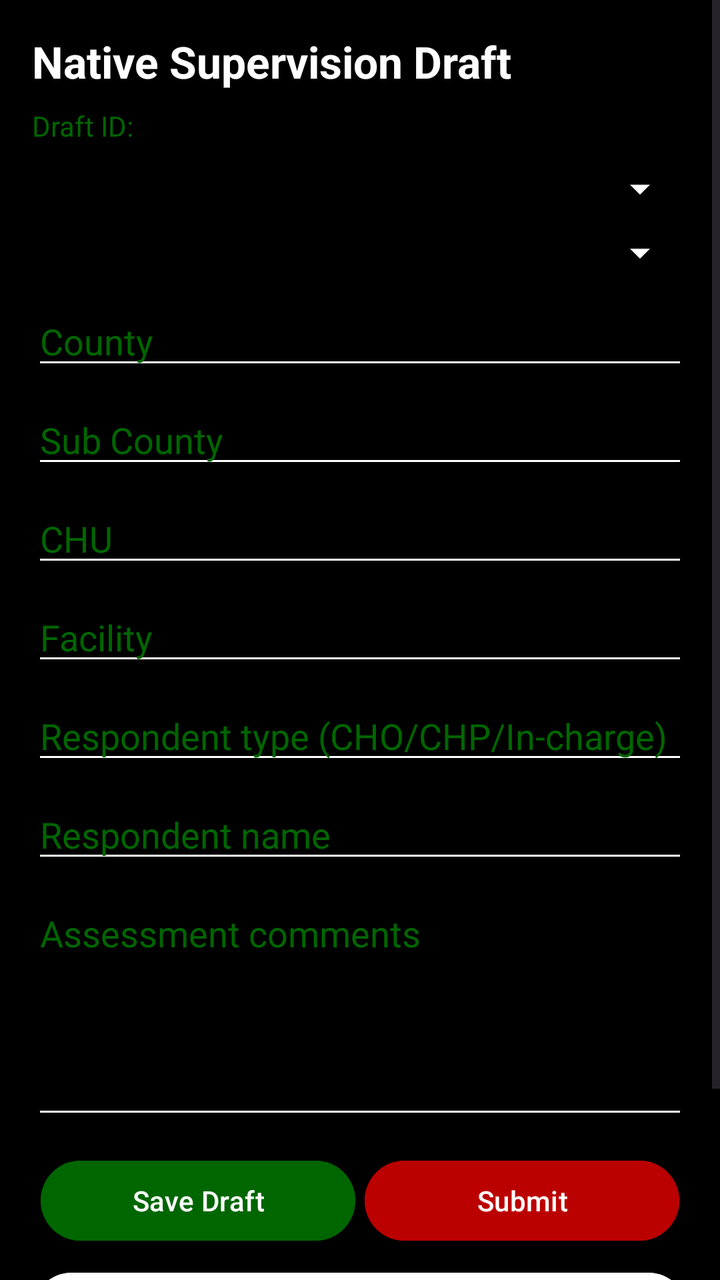
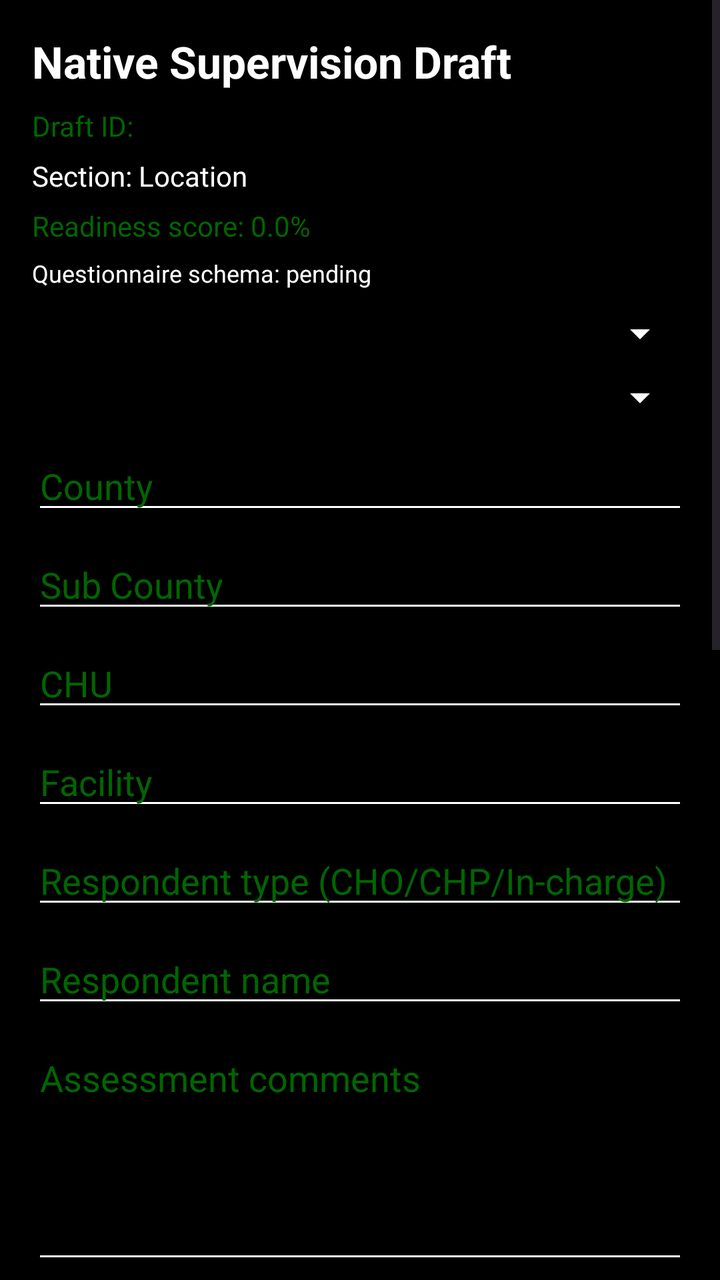

Screens rendered from an Android XML layout before and after an edit, with the pre-edit source and the edit as a unified diff.
<!-- AndroidManifest.xml: application theme Theme.SST -->
<!-- res/layout/activity_supervision_form.xml -->
<?xml version="1.0" encoding="utf-8"?>
<ScrollView xmlns:android="http://schemas.android.com/apk/res/android"
    xmlns:app="http://schemas.android.com/apk/res-auto"
    android:layout_width="match_parent"
    android:layout_height="match_parent"
    android:background="@color/kenya_black">

    <androidx.constraintlayout.widget.ConstraintLayout
        android:layout_width="match_parent"
        android:layout_height="wrap_content"
        android:padding="16dp">

        <TextView
            android:id="@+id/titleView"
            android:layout_width="0dp"
            android:layout_height="wrap_content"
            android:text="Native Supervision Draft"
            android:textColor="@color/kenya_white"
            android:textSize="22sp"
            android:textStyle="bold"
            app:layout_constraintEnd_toEndOf="parent"
            app:layout_constraintStart_toStartOf="parent"
            app:layout_constraintTop_toTopOf="parent" />

        <TextView
            android:id="@+id/statusView"
            android:layout_width="0dp"
            android:layout_height="wrap_content"
            android:layout_marginTop="8dp"
            android:text="Draft ID:"
            android:textColor="@color/kenya_green"
            app:layout_constraintEnd_toEndOf="parent"
            app:layout_constraintStart_toStartOf="parent"
            app:layout_constraintTop_toBottomOf="@id/titleView" />

        <Spinner
            android:id="@+id/levelSpinner"
            android:layout_width="0dp"
            android:layout_height="wrap_content"
            android:layout_marginTop="10dp"
            android:backgroundTint="@color/kenya_white"
            app:layout_constraintEnd_toEndOf="parent"
            app:layout_constraintStart_toStartOf="parent"
            app:layout_constraintTop_toBottomOf="@id/statusView" />

        <Spinner
            android:id="@+id/recordStatusSpinner"
            android:layout_width="0dp"
            android:layout_height="wrap_content"
            android:layout_marginTop="8dp"
            android:backgroundTint="@color/kenya_white"
            app:layout_constraintEnd_toEndOf="parent"
            app:layout_constraintStart_toStartOf="parent"
            app:layout_constraintTop_toBottomOf="@id/levelSpinner" />

        <EditText
            android:id="@+id/countyInput"
            android:layout_width="0dp"
            android:layout_height="wrap_content"
            android:layout_marginTop="10dp"
            android:backgroundTint="@color/kenya_white"
            android:hint="County"
            android:textColor="@color/kenya_black"
            android:textColorHint="@color/kenya_green"
            app:layout_constraintEnd_toEndOf="parent"
            app:layout_constraintStart_toStartOf="parent"
            app:layout_constraintTop_toBottomOf="@id/recordStatusSpinner" />

        <EditText
            android:id="@+id/subCountyInput"
            android:layout_width="0dp"
            android:layout_height="wrap_content"
            android:layout_marginTop="8dp"
            android:backgroundTint="@color/kenya_white"
            android:hint="Sub County"
            android:textColor="@color/kenya_black"
            android:textColorHint="@color/kenya_green"
            app:layout_constraintEnd_toEndOf="parent"
            app:layout_constraintStart_toStartOf="parent"
            app:layout_constraintTop_toBottomOf="@id/countyInput" />

        <EditText
            android:id="@+id/chuInput"
            android:layout_width="0dp"
            android:layout_height="wrap_content"
            android:layout_marginTop="8dp"
            android:backgroundTint="@color/kenya_white"
            android:hint="CHU"
            android:textColor="@color/kenya_black"
            android:textColorHint="@color/kenya_green"
            app:layout_constraintEnd_toEndOf="parent"
            app:layout_constraintStart_toStartOf="parent"
            app:layout_constraintTop_toBottomOf="@id/subCountyInput" />

        <EditText
            android:id="@+id/facilityInput"
            android:layout_width="0dp"
            android:layout_height="wrap_content"
            android:layout_marginTop="8dp"
            android:backgroundTint="@color/kenya_white"
            android:hint="Facility"
            android:textColor="@color/kenya_black"
            android:textColorHint="@color/kenya_green"
            app:layout_constraintEnd_toEndOf="parent"
            app:layout_constraintStart_toStartOf="parent"
            app:layout_constraintTop_toBottomOf="@id/chuInput" />

        <EditText
            android:id="@+id/respondentTypeInput"
            android:layout_width="0dp"
            android:layout_height="wrap_content"
            android:layout_marginTop="8dp"
            android:backgroundTint="@color/kenya_white"
            android:hint="Respondent type (CHO/CHP/In-charge)"
            android:textColor="@color/kenya_black"
            android:textColorHint="@color/kenya_green"
            app:layout_constraintEnd_toEndOf="parent"
            app:layout_constraintStart_toStartOf="parent"
            app:layout_constraintTop_toBottomOf="@id/facilityInput" />

        <EditText
            android:id="@+id/respondentNameInput"
            android:layout_width="0dp"
            android:layout_height="wrap_content"
            android:layout_marginTop="8dp"
            android:backgroundTint="@color/kenya_white"
            android:hint="Respondent name"
            android:textColor="@color/kenya_black"
            android:textColorHint="@color/kenya_green"
            app:layout_constraintEnd_toEndOf="parent"
            app:layout_constraintStart_toStartOf="parent"
            app:layout_constraintTop_toBottomOf="@id/respondentTypeInput" />

        <EditText
            android:id="@+id/commentsInput"
            android:layout_width="0dp"
            android:layout_height="120dp"
            android:layout_marginTop="8dp"
            android:backgroundTint="@color/kenya_white"
            android:gravity="top"
            android:hint="Assessment comments"
            android:inputType="textMultiLine"
            android:textColor="@color/kenya_black"
            android:textColorHint="@color/kenya_green"
            app:layout_constraintEnd_toEndOf="parent"
            app:layout_constraintStart_toStartOf="parent"
            app:layout_constraintTop_toBottomOf="@id/respondentNameInput" />

        <Button
            android:id="@+id/saveDraftBtn"
            android:layout_width="0dp"
            android:layout_height="wrap_content"
            android:layout_marginTop="12dp"
            android:backgroundTint="@color/kenya_green"
            android:text="Save Draft"
            android:textColor="@color/kenya_white"
            app:layout_constraintEnd_toStartOf="@id/submitBtn"
            app:layout_constraintStart_toStartOf="parent"
            app:layout_constraintTop_toBottomOf="@id/commentsInput"
            app:layout_constraintWidth_percent="0.48" />

        <Button
            android:id="@+id/actionPlanBtn"
            android:layout_width="0dp"
            android:layout_height="wrap_content"
            android:layout_marginTop="8dp"
            android:backgroundTint="@color/kenya_white"
            android:text="Action Plan"
            android:textColor="@color/kenya_black"
            app:layout_constraintEnd_toEndOf="parent"
            app:layout_constraintStart_toStartOf="parent"
            app:layout_constraintTop_toBottomOf="@id/saveDraftBtn" />

        <Button
            android:id="@+id/submitBtn"
            android:layout_width="0dp"
            android:layout_height="wrap_content"
            android:layout_marginTop="12dp"
            android:backgroundTint="@color/kenya_red"
            android:text="Submit"
            android:textColor="@color/kenya_white"
            app:layout_constraintEnd_toEndOf="parent"
            app:layout_constraintStart_toEndOf="@id/saveDraftBtn"
            app:layout_constraintTop_toBottomOf="@id/commentsInput"
            app:layout_constraintWidth_percent="0.48" />

        <Button
            android:id="@+id/clearDraftBtn"
            android:layout_width="0dp"
            android:layout_height="wrap_content"
            android:layout_marginTop="8dp"
            android:backgroundTint="@color/kenya_white"
            android:text="Clear Draft"
            android:textColor="@color/kenya_black"
            app:layout_constraintBottom_toBottomOf="parent"
            app:layout_constraintEnd_toEndOf="parent"
            app:layout_constraintStart_toStartOf="parent"
            app:layout_constraintTop_toBottomOf="@id/actionPlanBtn" />

    </androidx.constraintlayout.widget.ConstraintLayout>
</ScrollView>
<!-- resources referenced by this layout -->
<resources>
  <color name="kenya_black">#000000</color>
  <color name="kenya_green">#006600</color>
  <color name="kenya_red">#BB0000</color>
  <color name="kenya_white">#FFFFFF</color>
  <style name="Theme.SST" parent="Theme.Material3.DayNight.NoActionBar">
          <item name="colorPrimary">@color/kenya_red</item>
          <item name="colorOnPrimary">@color/kenya_white</item>
          <item name="colorSecondary">@color/kenya_green</item>
          <item name="colorOnSecondary">@color/kenya_white</item>
          <item name="android:statusBarColor">@color/kenya_black</item>
          <item name="android:navigationBarColor">@color/kenya_black</item>
      </style>
</resources>

<!-- the commit's change to res/layout/activity_supervision_form.xml (unified diff, before → after) -->
@@ -33,15 +33,50 @@
             app:layout_constraintStart_toStartOf="parent"
             app:layout_constraintTop_toBottomOf="@id/titleView" />
 
+        <TextView
+            android:id="@+id/sectionView"
+            android:layout_width="0dp"
+            android:layout_height="wrap_content"
+            android:layout_marginTop="6dp"
+            android:text="Section: Location"
+            android:textColor="@color/kenya_white"
+            app:layout_constraintEnd_toEndOf="parent"
+            app:layout_constraintStart_toStartOf="parent"
+            app:layout_constraintTop_toBottomOf="@id/statusView" />
+
+        <TextView
+            android:id="@+id/scoreView"
+            android:layout_width="0dp"
+            android:layout_height="wrap_content"
+            android:layout_marginTop="6dp"
+            android:text="Readiness score: 0.0%"
+            android:textColor="@color/kenya_green"
+            app:layout_constraintEnd_toEndOf="parent"
+            app:layout_constraintStart_toStartOf="parent"
+            app:layout_constraintTop_toBottomOf="@id/sectionView" />
+
+        <TextView
+            android:id="@+id/schemaStatusView"
+            android:layout_width="0dp"
+            android:layout_height="wrap_content"
+            android:layout_marginTop="6dp"
+            android:text="Questionnaire schema: pending"
+            android:textColor="@color/kenya_white"
+            android:textSize="12sp"
+            app:layout_constraintEnd_toEndOf="parent"
+            app:layout_constraintStart_toStartOf="parent"
+            app:layout_constraintTop_toBottomOf="@id/scoreView" />
+
         <Spinner
             android:id="@+id/levelSpinner"
             android:layout_width="0dp"
             android:layout_height="wrap_content"
             android:layout_marginTop="10dp"
             android:backgroundTint="@color/kenya_white"
-            app:layout_constraintEnd_toEndOf="parent"
-            app:layout_constraintStart_toStartOf="parent"
-            app:layout_constraintTop_toBottomOf="@id/statusView" />
+            android:contentDescription="Select level of supervision"
+            app:layout_constraintEnd_toEndOf="parent"
+            app:layout_constraintStart_toStartOf="parent"
+            app:layout_constraintTop_toBottomOf="@id/schemaStatusView" />
 
         <Spinner
             android:id="@+id/recordStatusSpinner"
@@ -49,6 +84,7 @@
             android:layout_height="wrap_content"
             android:layout_marginTop="8dp"
             android:backgroundTint="@color/kenya_white"
+            android:contentDescription="Select record completion status"
             app:layout_constraintEnd_toEndOf="parent"
             app:layout_constraintStart_toStartOf="parent"
             app:layout_constraintTop_toBottomOf="@id/levelSpinner" />
@@ -59,6 +95,7 @@
             android:layout_height="wrap_content"
             android:layout_marginTop="10dp"
             android:backgroundTint="@color/kenya_white"
+            android:contentDescription="County input"
             android:hint="County"
             android:textColor="@color/kenya_black"
             android:textColorHint="@color/kenya_green"
@@ -72,6 +109,7 @@
             android:layout_height="wrap_content"
             android:layout_marginTop="8dp"
             android:backgroundTint="@color/kenya_white"
+            android:contentDescription="Sub county input"
             android:hint="Sub County"
             android:textColor="@color/kenya_black"
             android:textColorHint="@color/kenya_green"
@@ -85,6 +123,7 @@
             android:layout_height="wrap_content"
             android:layout_marginTop="8dp"
             android:backgroundTint="@color/kenya_white"
+            android:contentDescription="CHU input"
             android:hint="CHU"
             android:textColor="@color/kenya_black"
             android:textColorHint="@color/kenya_green"
@@ -98,6 +137,7 @@
             android:layout_height="wrap_content"
             android:layout_marginTop="8dp"
             android:backgroundTint="@color/kenya_white"
+            android:contentDescription="Facility input"
             android:hint="Facility"
             android:textColor="@color/kenya_black"
             android:textColorHint="@color/kenya_green"
@@ -111,6 +151,7 @@
             android:layout_height="wrap_content"
             android:layout_marginTop="8dp"
             android:backgroundTint="@color/kenya_white"
+            android:contentDescription="Respondent type input"
             android:hint="Respondent type (CHO/CHP/In-charge)"
             android:textColor="@color/kenya_black"
             android:textColorHint="@color/kenya_green"
@@ -124,6 +165,7 @@
             android:layout_height="wrap_content"
             android:layout_marginTop="8dp"
             android:backgroundTint="@color/kenya_white"
+            android:contentDescription="Respondent name input"
             android:hint="Respondent name"
             android:textColor="@color/kenya_black"
             android:textColorHint="@color/kenya_green"
@@ -137,6 +179,7 @@
             android:layout_height="120dp"
             android:layout_marginTop="8dp"
             android:backgroundTint="@color/kenya_white"
+            android:contentDescription="Assessment comments input"
             android:gravity="top"
             android:hint="Assessment comments"
             android:inputType="textMultiLine"
@@ -146,17 +189,99 @@
             app:layout_constraintStart_toStartOf="parent"
             app:layout_constraintTop_toBottomOf="@id/respondentNameInput" />
 
+        <Spinner
+            android:id="@+id/pillarSpinner"
+            android:layout_width="0dp"
+            android:layout_height="wrap_content"
+            android:layout_marginTop="8dp"
+            android:backgroundTint="@color/kenya_white"
+            android:contentDescription="Select questionnaire pillar"
+            app:layout_constraintEnd_toEndOf="parent"
+            app:layout_constraintStart_toStartOf="parent"
+            app:layout_constraintTop_toBottomOf="@id/commentsInput" />
+
+        <EditText
+            android:id="@+id/questionKeyInput"
+            android:layout_width="0dp"
+            android:layout_height="wrap_content"
+            android:layout_marginTop="8dp"
+            android:backgroundTint="@color/kenya_white"
+            android:hint="Question key (e.g. q1_availability)"
+            android:textColor="@color/kenya_black"
+            android:textColorHint="@color/kenya_green"
+            app:layout_constraintEnd_toEndOf="parent"
+            app:layout_constraintStart_toStartOf="parent"
+            app:layout_constraintTop_toBottomOf="@id/pillarSpinner" />
+
+        <EditText
+            android:id="@+id/questionValueInput"
+            android:layout_width="0dp"
+            android:layout_height="wrap_content"
+            android:layout_marginTop="8dp"
+            android:backgroundTint="@color/kenya_white"
+            android:hint="Question value"
+            android:textColor="@color/kenya_black"
+            android:textColorHint="@color/kenya_green"
+            app:layout_constraintEnd_toStartOf="@id/addQuestionBtn"
+            app:layout_constraintStart_toStartOf="parent"
+            app:layout_constraintTop_toBottomOf="@id/questionKeyInput"
+            app:layout_constraintWidth_percent="0.7" />
+
+        <Button
+            android:id="@+id/addQuestionBtn"
+            android:layout_width="0dp"
+            android:layout_height="wrap_content"
+            android:layout_marginTop="8dp"
+            android:backgroundTint="@color/kenya_green"
+            android:text="Upsert"
+            android:textColor="@color/kenya_white"
+            app:layout_constraintEnd_toEndOf="parent"
+            app:layout_constraintStart_toEndOf="@id/questionValueInput"
+            app:layout_constraintTop_toBottomOf="@id/questionKeyInput"
+            app:layout_constraintWidth_percent="0.28" />
+
+        <TextView
+            android:id="@+id/pillarPreviewView"
+            android:layout_width="0dp"
+            android:layout_height="wrap_content"
+            android:layout_marginTop="8dp"
+            android:background="@color/surface_light"
+            android:padding="8dp"
+            android:text="Pillar preview"
+            android:textColor="@color/kenya_black"
+            android:textSize="12sp"
+            app:layout_constraintEnd_toEndOf="parent"
+            app:layout_constraintStart_toStartOf="parent"
+            app:layout_constraintTop_toBottomOf="@id/questionValueInput" />
+
+        <EditText
+            android:id="@+id/allPillarsPayloadInput"
+            android:layout_width="0dp"
+            android:layout_height="140dp"
+            android:layout_marginTop="8dp"
+            android:backgroundTint="@color/kenya_white"
+            android:contentDescription="All pillars questionnaire payload json"
+            android:gravity="top"
+            android:hint="Optional full questionnaire JSON payload (all pillars/questions)"
+            android:inputType="textMultiLine"
+            android:textColor="@color/kenya_black"
+            android:textColorHint="@color/kenya_green"
+            app:layout_constraintEnd_toEndOf="parent"
+            app:layout_constraintStart_toStartOf="parent"
+            app:layout_constraintTop_toBottomOf="@id/pillarPreviewView" />
+
         <Button
             android:id="@+id/saveDraftBtn"
             android:layout_width="0dp"
             android:layout_height="wrap_content"
             android:layout_marginTop="12dp"
             android:backgroundTint="@color/kenya_green"
+            android:contentDescription="Save current supervision draft locally"
             android:text="Save Draft"
             android:textColor="@color/kenya_white"
             app:layout_constraintEnd_toStartOf="@id/submitBtn"
             app:layout_constraintStart_toStartOf="parent"
-            app:layout_constraintTop_toBottomOf="@id/commentsInput"
+            app:layout_constraintTop_toBottomOf="@id/allPillarsPayloadInput"
             app:layout_constraintWidth_percent="0.48" />
 
         <Button
@@ -165,11 +290,40 @@
             android:layout_height="wrap_content"
             android:layout_marginTop="8dp"
             android:backgroundTint="@color/kenya_white"
+            android:contentDescription="Open action plan editor for this record"
             android:text="Action Plan"
             android:textColor="@color/kenya_black"
             app:layout_constraintEnd_toEndOf="parent"
             app:layout_constraintStart_toStartOf="parent"
             app:layout_constraintTop_toBottomOf="@id/saveDraftBtn" />
+
+        <Button
+            android:id="@+id/prevSectionBtn"
+            android:layout_width="0dp"
+            android:layout_height="wrap_content"
+            android:layout_marginTop="8dp"
+            android:backgroundTint="@color/kenya_white"
+            android:contentDescription="Go to previous form section"
+            android:text="Previous Section"
+            android:textColor="@color/kenya_black"
+            app:layout_constraintEnd_toStartOf="@id/nextSectionBtn"
+            app:layout_constraintStart_toStartOf="parent"
+            app:layout_constraintTop_toBottomOf="@id/actionPlanBtn"
+            app:layout_constraintWidth_percent="0.48" />
+
+        <Button
+            android:id="@+id/nextSectionBtn"
+            android:layout_width="0dp"
+            android:layout_height="wrap_content"
+            android:layout_marginTop="8dp"
+            android:backgroundTint="@color/kenya_green"
+            android:contentDescription="Go to next form section"
+            android:text="Next Section"
+            android:textColor="@color/kenya_white"
+            app:layout_constraintEnd_toEndOf="parent"
+            app:layout_constraintStart_toEndOf="@id/prevSectionBtn"
+            app:layout_constraintTop_toBottomOf="@id/actionPlanBtn"
+            app:layout_constraintWidth_percent="0.48" />
 
         <Button
             android:id="@+id/submitBtn"
@@ -177,11 +331,12 @@
             android:layout_height="wrap_content"
             android:layout_marginTop="12dp"
             android:backgroundTint="@color/kenya_red"
+            android:contentDescription="Submit current record for synchronization"
             android:text="Submit"
             android:textColor="@color/kenya_white"
             app:layout_constraintEnd_toEndOf="parent"
             app:layout_constraintStart_toEndOf="@id/saveDraftBtn"
-            app:layout_constraintTop_toBottomOf="@id/commentsInput"
+            app:layout_constraintTop_toBottomOf="@id/nextSectionBtn"
             app:layout_constraintWidth_percent="0.48" />
 
         <Button
@@ -190,12 +345,13 @@
             android:layout_height="wrap_content"
             android:layout_marginTop="8dp"
             android:backgroundTint="@color/kenya_white"
+            android:contentDescription="Delete current draft from local storage"
             android:text="Clear Draft"
             android:textColor="@color/kenya_black"
             app:layout_constraintBottom_toBottomOf="parent"
             app:layout_constraintEnd_toEndOf="parent"
             app:layout_constraintStart_toStartOf="parent"
-            app:layout_constraintTop_toBottomOf="@id/actionPlanBtn" />
+            app:layout_constraintTop_toBottomOf="@id/submitBtn" />
 
     </androidx.constraintlayout.widget.ConstraintLayout>
 </ScrollView>
<!-- resource entries referenced after the edit -->
@@ -4,6 +4,7 @@
   <color name="kenya_green">#006600</color>
   <color name="kenya_red">#BB0000</color>
   <color name="kenya_white">#FFFFFF</color>
+  <color name="surface_light">#F5F5F5</color>
   <style name="Theme.SST" parent="Theme.Material3.DayNight.NoActionBar">
           <item name="colorPrimary">@color/kenya_red</item>
           <item name="colorOnPrimary">@color/kenya_white</item>
